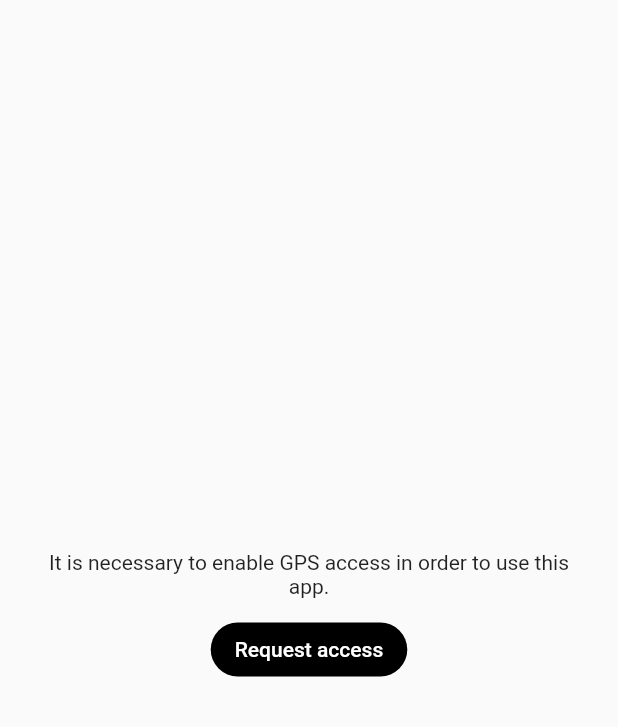
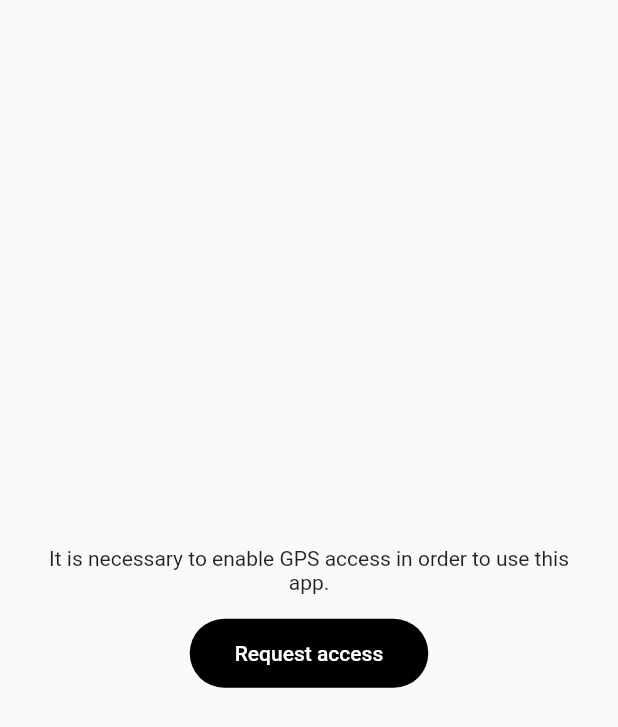
Before and after one commit to HajdukSanchez/maps-flutter, a Flutter app: the screen it shows after launch, on a phone screen of 412 x 824 dp. Shown: the top 727 px of the screen. Run offline on Flutter 3.47's test engine with Material 2 defaults, Android fonts, the phone set to English and light mode, and no system bars; our stand-ins replace bloc, equatable.

Commit message:
🚧 [ADD] GPS BLoC

```diff
--- /dev/null
+++ b/lib/blocs/blocs.dart
@@ -0,0 +1 @@
+export 'package:maps_app/blocs/gps/gps_bloc.dart';
--- a/lib/screens/gps_access_screen.dart
+++ b/lib/screens/gps_access_screen.dart
@@ -1,6 +1,4 @@
-import 'package:flutter/cupertino.dart';
 import 'package:flutter/material.dart';
-import 'package:flutter/painting.dart';
 
 class GpsAccessScreen extends StatelessWidget {
   const GpsAccessScreen({Key? key}) : super(key: key);
@@ -26,10 +24,11 @@ class _AccessButton extends StatelessWidget {
       mainAxisAlignment: MainAxisAlignment.center,
       children: [
         Container(
-          margin: const EdgeInsets.only(bottom: 10, left: 30, right: 30),
+          margin: const EdgeInsets.only(bottom: 15, left: 30, right: 30),
           child: const Text(
             "It is necessary to enable GPS access in order to use this app.",
             textAlign: TextAlign.center,
+            style: TextStyle(fontSize: 14),
           ),
         ),
         MaterialButton(
@@ -39,9 +38,11 @@ class _AccessButton extends StatelessWidget {
             style: TextStyle(color: Colors.white),
           ),
           color: Colors.black,
-          shape: const StadiumBorder(),
+          shape: const RoundedRectangleBorder(
+              borderRadius: BorderRadius.all(Radius.circular(30))),
           elevation: 0,
           splashColor: Colors.transparent,
+          padding: const EdgeInsets.symmetric(vertical: 15, horizontal: 30),
         )
       ],
     );
@@ -57,7 +58,7 @@ class _EnableGpsMessage extends StatelessWidget {
   Widget build(BuildContext context) {
     return const Text(
       'Enable GPS to continue.',
-      style: TextStyle(fontSize: 25, fontWeight: FontWeight.w300),
+      style: TextStyle(fontSize: 16, fontWeight: FontWeight.w300),
     );
   }
 }
--- a/pubspec.yaml
+++ b/pubspec.yaml
@@ -29,6 +29,7 @@ environment:
 dependencies:
   bloc: ^8.0.3
   cupertino_icons: ^1.0.2
+  equatable: ^2.0.3
   flutter:
     sdk: flutter
   flutter_bloc: ^8.0.1
```
Also changed, not shown: lib/blocs/gps/gps_bloc.dart (added, +15 -0 lines), lib/blocs/gps/gps_event.dart (added, +8 -0 lines), lib/blocs/gps/gps_state.dart (added, +13 -0 lines), pubspec.lock.
